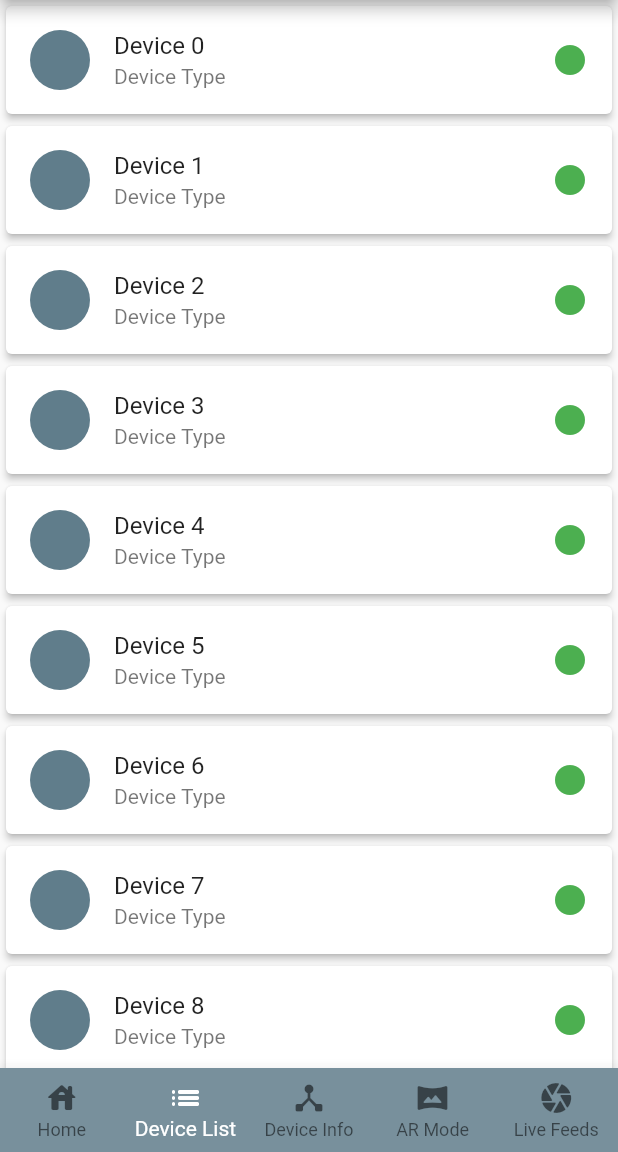
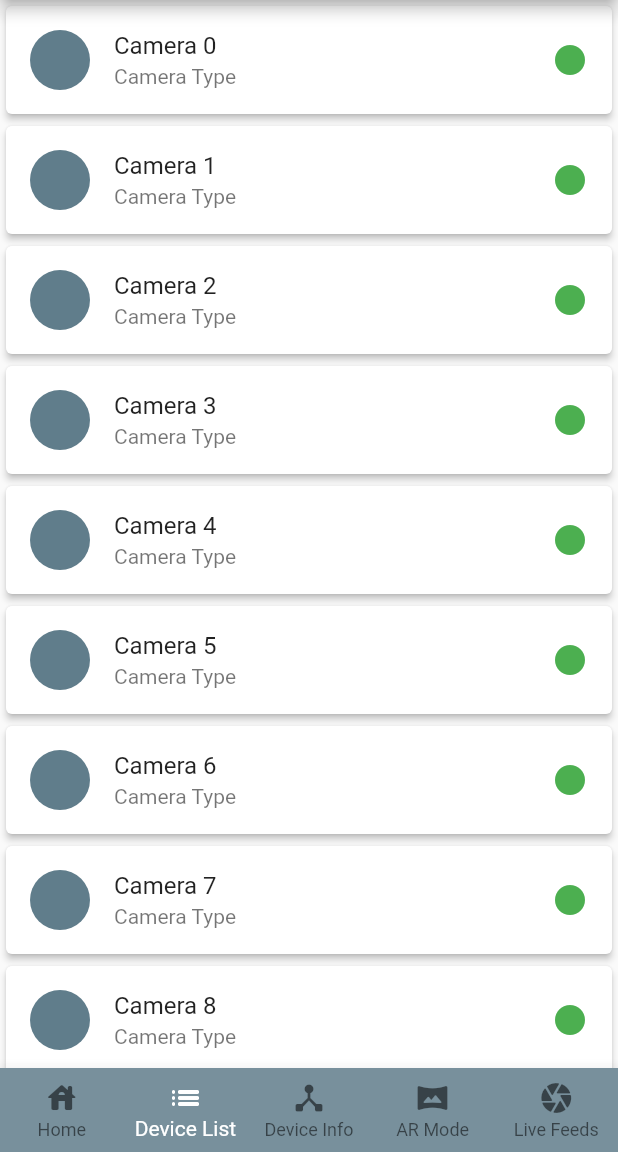
Before and after one commit to CE-GPP/SensorSight, a Flutter app: the screen it shows after launch, item 2 of the bottom bar chosen, on a phone screen of 412 x 824 dp, the part 84-1236 px from its top. Run offline on Flutter 3.47's test engine with Material 2 defaults, Android fonts, the phone set to English and light mode, and no system bars; our stand-ins replace google_maps_flutter.

Commit message:
create widgets folder

```diff
--- a/Code/sensor_sight_app/lib/main.dart
+++ b/Code/sensor_sight_app/lib/main.dart
@@ -3,9 +3,9 @@ import 'dart:collection';
 import 'package:flutter/material.dart';
 import 'package:google_maps_flutter/google_maps_flutter.dart';
 
-import './screens/device_list.dart';
-import './screens/map_view.dart';
-import './screens/device_info.dart';
+import 'widgets/device_list.dart';
+import 'widgets/map_view.dart';
+import 'widgets/device_info.dart';
 
 void main() => runApp(const MyApp());
 
@@ -48,7 +48,7 @@ class _MyStatefulWidget extends State<MyStatefulWidget> {
     DeviceInfo(),
     // Index 3: Live Feeds
     Text(
-      'Index 4: Live Feeds',
+      'Index 4: AR Mode',
       style: optionStyle,
     ),
     Text(
@@ -68,7 +68,7 @@ class _MyStatefulWidget extends State<MyStatefulWidget> {
     return MaterialApp(
       home: Scaffold(
         appBar: AppBar(
-          title: const Text('SensorSight'),
+          title: Text('SensorSight'),
           backgroundColor: Colors.blueGrey[400],
         ),
         body: Container(
--- a/Code/sensor_sight_app/lib/screens/device_list.dart
+++ b/Code/sensor_sight_app/lib/widgets/device_list.dart
@@ -82,8 +82,9 @@ class DeviceListBuilder extends StatelessWidget {
   @override
   Widget build(BuildContext context) {
     return Scaffold(
-      //appBar:
-      //AppBar(title: const Text("Device List"), backgroundColor: Colors.blueGrey[200]),
+      // appBar: AppBar(
+      //     title: const Text("Device List"),
+      //     backgroundColor: Colors.blueGrey[200]),
       body: SafeArea(
         child: ListView.builder(
             itemCount: 10,
@@ -94,7 +95,7 @@ class DeviceListBuilder extends StatelessWidget {
               return Card(
                 elevation: 2,
                 child: ListTile(
-                    //contentPadding: const EdgeInsets.fromLTRB(20, 8, 20, 8),
+                    //contentPadding: const EdgeInsets.fromLTRB(20, 4, 20, 4),
                     onTap: () {
                       //Navigator.push(
 
@@ -104,11 +105,11 @@ class DeviceListBuilder extends StatelessWidget {
                     leading: const CircleAvatar(
                       backgroundColor: Colors.blueGrey,
                     ),
-                    subtitle: const Text('Device Type'),
+                    subtitle: const Text('Camera Type'),
                     trailing: const Icon(Icons.circle_rounded),
                     iconColor: Colors
                         .green, // change color based on if device offline or online
-                    title: Text("Device $index")),
+                    title: Text("Camera $index")),
               );
             }),
       ),
```
Also changed, not shown: Code/sensor_sight_app/lib/widgets/device_info.dart (renamed from Code/sensor_sight_app/lib/screens/device_info.dart), Code/sensor_sight_app/lib/widgets/map_view.dart (renamed from Code/sensor_sight_app/lib/screens/map_view.dart).
